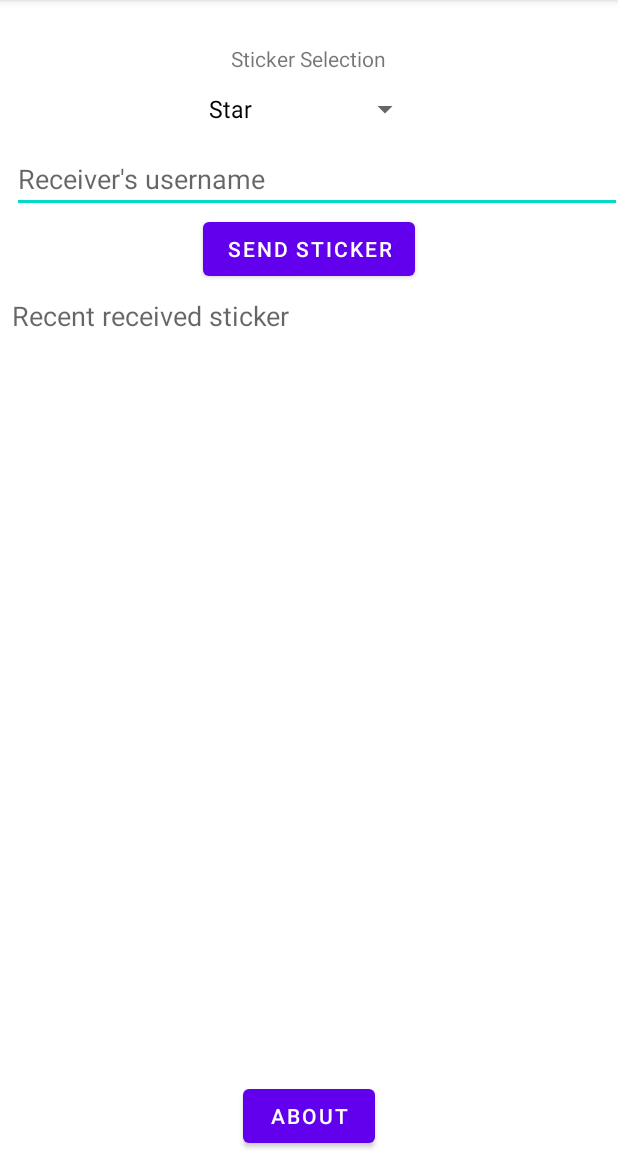
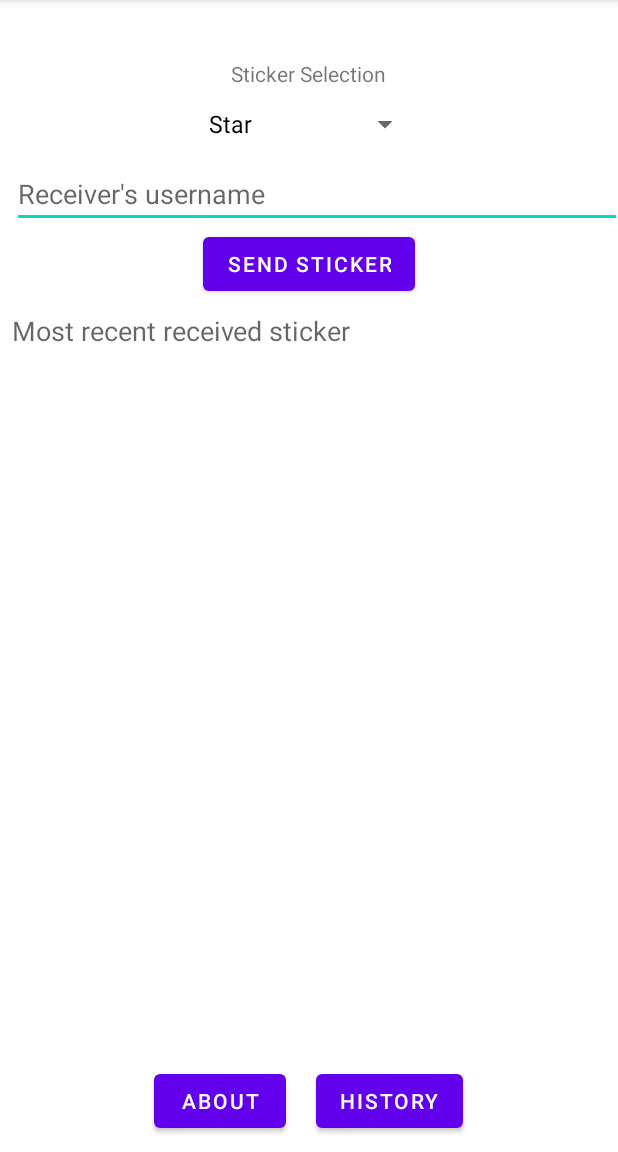
Before and after one commit to hoang-ph/NUMAD22Fa_PhongHoang_AnNguyen, an Android app: the StickerMessagingActivity screen opened directly, with no data from a screen before it, on a phone screen of 412 x 824 dp, the part 84-1236 px from its top. Run offline under Robolectric (Android 15) with nearby library versions, the phone set to English and light mode, and no system bars; our stand-ins replace Firebase (no records; nobody signed in at launch, a user with empty details on screens opened directly).

Commit message:
Create History with latest sticker showing up on top

```diff
--- a/app/src/main/java/edu/northeastern/nowornever/StickerMessagingActivity.java
+++ b/app/src/main/java/edu/northeastern/nowornever/StickerMessagingActivity.java
@@ -1,4 +1,9 @@
 package edu.northeastern.nowornever;
+
+import static edu.northeastern.nowornever.utils.Constants.ROOT;
+import static edu.northeastern.nowornever.utils.Constants.STICKER_RESOURCES;
+import static edu.northeastern.nowornever.utils.Constants.STICKER_STORAGE;
+import static edu.northeastern.nowornever.utils.Constants.USERNAME_KEY;
 
 import android.app.Dialog;
 import android.app.Notification;
@@ -34,23 +39,14 @@ import com.google.firebase.database.ValueEventListener;
 
 import java.util.ArrayList;
 import java.util.List;
-import java.util.Map;
 
 import edu.northeastern.nowornever.model.sticker.Sticker;
 import edu.northeastern.nowornever.model.sticker.User;
 
 public class StickerMessagingActivity extends AppCompatActivity {
-    private static final String TAG = StickerMessagingActivity.class.getSimpleName(), ROOT = "users";
+
+    private static final String TAG = StickerMessagingActivity.class.getSimpleName();
     private final int NOTIFICATION_STICKER_CODE = 7;
-
-    // Reference here: https://developer.android.com/reference/android/R.drawable.html
-    private static final Map<String, Integer> STICKER_SOURCES = Map.of(
-            "Star", 17301516,
-            "Microphone", 17301681,
-            "Music", 17301635,
-            "Phone", 17301638,
-            "Bluetooth", 17301632
-    );
 
     private DatabaseReference ref;
     private TextView recentReceivedStickerView;
@@ -68,7 +64,7 @@ public class StickerMessagingActivity extends AppCompatActivity {
 
         stickerImageView = findViewById(R.id.stickerImgView);
         TextView usernameView = findViewById(R.id.usernameView);
-        username = getIntent().getStringExtra("usernameKey");
+        username = getIntent().getStringExtra(USERNAME_KEY);
         usernameView.setText(username);
 
         // Sticker type Spinner
@@ -112,7 +108,7 @@ public class StickerMessagingActivity extends AppCompatActivity {
         });
 
         // Update view
-        ref.child(ROOT).child(username).child("receivedStickers").addValueEventListener(new ValueEventListener() {
+        ref.child(ROOT).child(username).child(STICKER_STORAGE).addValueEventListener(new ValueEventListener() {
             @Override
             public void onDataChange(@NonNull DataSnapshot snapshot) {
                 showMostRecent(snapshot);
@@ -169,13 +165,18 @@ public class StickerMessagingActivity extends AppCompatActivity {
         }
 
         Sticker newSticker = new Sticker(selectedStickerType, this.username);
-        ref.child(ROOT).child(receiver).child("receivedStickers").push().setValue(newSticker)
+        ref.child(ROOT).child(receiver).child(STICKER_STORAGE).push().setValue(newSticker)
                 .addOnSuccessListener(aVoid -> Toast.makeText(getApplicationContext(),
                         "Sticker sent successfully!", Toast.LENGTH_SHORT).show())
                 .addOnFailureListener(e -> Toast.makeText(getApplicationContext()
                         , "Failed to send sticker!", Toast.LENGTH_SHORT).show());
     }
 
+    public void showHistory(View view) {
+        Intent intent = new Intent(this, HistoryActivity.class);
+        intent.putExtra(USERNAME_KEY, username);
+        startActivity(intent);
+    }
 
     private void showMostRecent(DataSnapshot snapshot) {
         if (snapshot != null) {
@@ -187,7 +188,7 @@ public class StickerMessagingActivity extends AppCompatActivity {
             if (list.size() != 0) {
                 Sticker latestSticker = list.get(list.size() -1);
                 recentReceivedStickerView.setText(latestSticker.getStickerInfo());
-                stickerImageView.setImageResource(STICKER_SOURCES.get(latestSticker.type));
+                stickerImageView.setImageResource(STICKER_RESOURCES.get(latestSticker.type));
             }
         }
     }
--- a/app/src/main/java/edu/northeastern/nowornever/model/sticker/Sticker.java
+++ b/app/src/main/java/edu/northeastern/nowornever/model/sticker/Sticker.java
@@ -18,6 +18,6 @@ public class Sticker {
     }
 
     public String getStickerInfo() {
-        return "Sticker was sent by " + this.senderUsername + " at " + this.dateSent;
+        return this.type + " was sent by " + this.senderUsername + " at " + this.dateSent;
     }
 }
--- a/app/src/main/res/layout/activity_sticker_messaging.xml
+++ b/app/src/main/res/layout/activity_sticker_messaging.xml
@@ -11,7 +11,8 @@
         android:layout_marginTop="10dp"
         app:layout_constraintEnd_toEndOf="parent"
         app:layout_constraintStart_toStartOf="parent"
-        app:layout_constraintTop_toTopOf="parent" />
+        app:layout_constraintTop_toTopOf="parent"
+        android:textAppearance="?android:attr/textAppearanceLarge"/>
 
     <LinearLayout
         android:layout_width="match_parent"
@@ -88,43 +89,32 @@
 
     </LinearLayout>
 
-
-    <!--    TODO: Move these 2 recycle views into 2 separate activities for better UI + add 2 buttons -->
-<!--    <androidx.recyclerview.widget.RecyclerView-->
-<!--        android:id="@+id/receivedStickers"-->
-<!--        android:layout_width="0dp"-->
-<!--        android:layout_height="0dp"-->
-<!--        android:layout_marginTop="10dp"-->
-<!--        android:maxHeight="50dp"-->
-<!--        app:layout_constraintBottom_toTopOf="@id/sentStickers"-->
-<!--        app:layout_constraintEnd_toEndOf="parent"-->
-<!--        app:layout_constraintStart_toStartOf="parent"-->
-<!--        app:layout_constraintTop_toBottomOf="@+id/inputLayout">-->
-
-<!--    </androidx.recyclerview.widget.RecyclerView>-->
-
-<!--    <androidx.recyclerview.widget.RecyclerView-->
-<!--        android:id="@+id/sentStickers"-->
-<!--        android:layout_width="0dp"-->
-<!--        android:layout_height="0dp"-->
-<!--        android:layout_marginTop="10dp"-->
-<!--        android:maxHeight="50dp"-->
-<!--        app:layout_constraintBottom_toBottomOf="parent"-->
-<!--        app:layout_constraintEnd_toEndOf="parent"-->
-<!--        app:layout_constraintStart_toStartOf="parent"-->
-<!--        app:layout_constraintTop_toBottomOf="@+id/receivedStickers">-->
-
-<!--    </androidx.recyclerview.widget.RecyclerView>-->
+    <LinearLayout
+        android:layout_width="match_parent"
+        android:orientation="horizontal"
+        android:layout_height="wrap_content"
+        android:gravity="center"
+        app:layout_constraintBottom_toBottomOf="parent"
+        app:layout_constraintEnd_toEndOf="parent"
+        app:layout_constraintStart_toStartOf="parent" >
 
     <Button
         android:id="@+id/aboutBtn"
         android:layout_width="wrap_content"
         android:layout_height="wrap_content"
+        android:layout_margin="10dp"
         android:onClick="getAllUsers"
-        android:text="@string/about"
-        app:layout_constraintBottom_toBottomOf="parent"
-        app:layout_constraintEnd_toEndOf="parent"
-        app:layout_constraintStart_toStartOf="parent" />
+        android:text="@string/about" />
+
+    <Button
+        android:id="@+id/history"
+        android:layout_width="wrap_content"
+        android:layout_height="wrap_content"
+        android:layout_margin="10dp"
+        android:onClick="showHistory"
+        android:text="@string/history" />
+
+    </LinearLayout>
 
 
 </androidx.constraintlayout.widget.ConstraintLayout>
--- a/app/src/main/res/values/strings.xml
+++ b/app/src/main/res/values/strings.xml
@@ -49,9 +49,10 @@
     <!--- StickerMessagingActivity -->
     <string name="sticker_type">Sticker Selection</string>
     <string name="send_sticker">Send Sticker</string>
-    <string name="sticker_display">Recent received sticker</string>
+    <string name="sticker_display">Most recent received sticker</string>
     <string name="username_inquiry">Receiver\'s username</string>
     <string name="about">About</string>
+    <string name="history">History</string>
     <string name="sticker_description">Sticker display</string>
     <string name="all_users_title">All registered Usernames</string>
     <string name="done_btn">Done</string>
```
Also changed, not shown: app/src/main/AndroidManifest.xml (+7 -0 lines), app/src/main/java/edu/northeastern/nowornever/HistoryActivity.java (added, +72 -0 lines), app/src/main/java/edu/northeastern/nowornever/HistoryRecyclerViewAdapter.java (added, +62 -0 lines), app/src/main/java/edu/northeastern/nowornever/utils/Constants.java (added, +20 -0 lines), app/src/main/res/layout/activity_history.xml (added, +18 -0 lines), app/src/main/res/layout/history_item.xml (added, +29 -0 lines).
